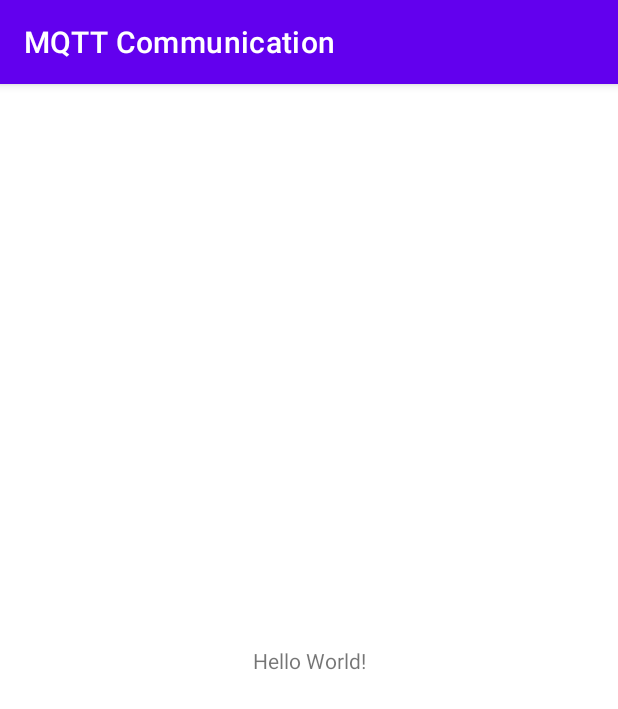
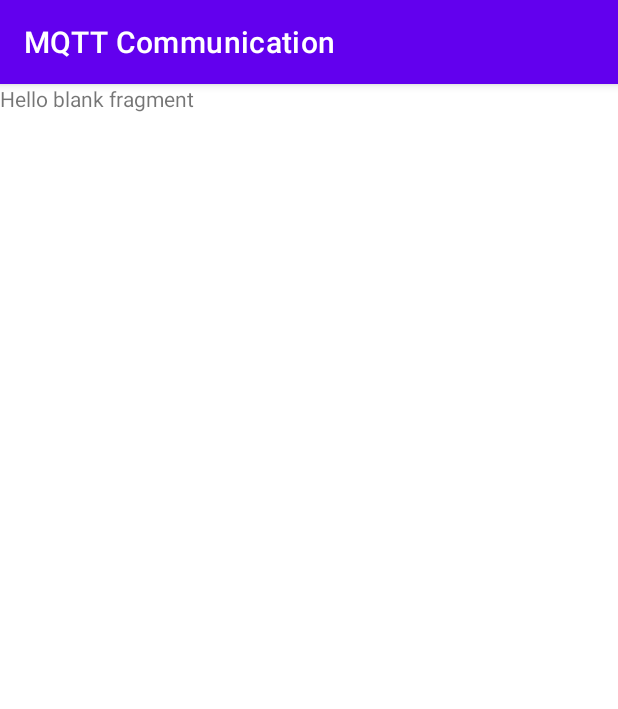
Before and after one commit to ranitraj/MqttClient, an Android app: the screen it shows after launch (MainActivity), on a phone screen of 412 x 824 dp. Shown: the top 709 px of the screen. Run offline under Robolectric (Android 15) with nearby library versions, the phone set to English and light mode, and no system bars; our stand-ins replace data binding.

Commit message:
Adding & Implementing MainActivity Contract methods

```diff
--- /dev/null
+++ b/app/src/main/java/com/android/ranit/mqttcommunication/contract/MainActivityContract.java
@@ -0,0 +1,9 @@
+package com.android.ranit.mqttcommunication.contract;
+
+public interface MainActivityContract {
+    // View (To be implemented by MainActivity)
+    interface View {
+        void launchConnectFragment();
+        void launchClientFragment();
+    }
+}
--- a/app/src/main/java/com/android/ranit/mqttcommunication/view/activity/MainActivity.java
+++ b/app/src/main/java/com/android/ranit/mqttcommunication/view/activity/MainActivity.java
@@ -1,16 +1,42 @@
 package com.android.ranit.mqttcommunication.view.activity;
 
 import androidx.appcompat.app.AppCompatActivity;
+import androidx.databinding.DataBindingUtil;
 
 import android.os.Bundle;
+import android.util.Log;
 
 import com.android.ranit.mqttcommunication.R;
+import com.android.ranit.mqttcommunication.contract.MainActivityContract;
+import com.android.ranit.mqttcommunication.databinding.ActivityMainBinding;
+import com.android.ranit.mqttcommunication.view.fragment.ClientFragment;
+import com.android.ranit.mqttcommunication.view.fragment.ConnectFragment;
 
-public class MainActivity extends AppCompatActivity {
+public class MainActivity extends AppCompatActivity implements MainActivityContract.View {
+    private static final String TAG = MainActivity.class.getSimpleName();
+
+    private ActivityMainBinding mBinding;
 
     @Override
     protected void onCreate(Bundle savedInstanceState) {
         super.onCreate(savedInstanceState);
-        setContentView(R.layout.activity_main);
+        mBinding = DataBindingUtil.setContentView(this, R.layout.activity_main);
+        launchConnectFragment();
+    }
+
+    @Override
+    public void launchConnectFragment() {
+        Log.d(TAG, "launchConnectFragment() called");
+        getSupportFragmentManager().beginTransaction()
+                .replace(R.id.layoutFragmentContainer, ConnectFragment.class, null)
+                .commit();
+    }
+
+    @Override
+    public void launchClientFragment() {
+        Log.d(TAG, "launchClientFragment() called");
+        getSupportFragmentManager().beginTransaction()
+                .replace(R.id.layoutFragmentContainer, ClientFragment.class, null)
+                .commit();
     }
 }
--- a/app/src/main/java/com/android/ranit/mqttcommunication/view/fragment/ClientFragment.java
+++ b/app/src/main/java/com/android/ranit/mqttcommunication/view/fragment/ClientFragment.java
@@ -11,6 +11,7 @@ import android.view.ViewGroup;
 import com.android.ranit.mqttcommunication.R;
 
 public class ClientFragment extends Fragment {
+    public static final String TAG = ClientFragment.class.getSimpleName();
 
     public ClientFragment() {
         // Required empty public constructor
--- a/app/src/main/java/com/android/ranit/mqttcommunication/view/fragment/ConnectFragment.java
+++ b/app/src/main/java/com/android/ranit/mqttcommunication/view/fragment/ConnectFragment.java
@@ -11,6 +11,8 @@ import android.view.ViewGroup;
 import com.android.ranit.mqttcommunication.R;
 
 public class ConnectFragment extends Fragment {
+    public static final String TAG = ConnectFragment.class.getSimpleName();
+
     public ConnectFragment() {
         // Required empty public constructor
     }
--- a/app/src/main/res/layout/activity_main.xml
+++ b/app/src/main/res/layout/activity_main.xml
@@ -1,18 +1,16 @@
-<?xml version="1.0" encoding="utf-8"?>
-<androidx.constraintlayout.widget.ConstraintLayout xmlns:android="http://schemas.android.com/apk/res/android"
-    xmlns:app="http://schemas.android.com/apk/res-auto"
-    xmlns:tools="http://schemas.android.com/tools"
-    android:layout_width="match_parent"
-    android:layout_height="match_parent"
-    tools:context=".view.activity.MainActivity">
+<layout>
+    <LinearLayout
+        xmlns:android="http://schemas.android.com/apk/res/android"
+        xmlns:tools="http://schemas.android.com/tools"
+        android:orientation="vertical"
+        android:layout_width="match_parent"
+        android:layout_height="match_parent"
+        tools:context=".view.activity.MainActivity">
 
-    <TextView
-        android:layout_width="wrap_content"
-        android:layout_height="wrap_content"
-        android:text="Hello World!"
-        app:layout_constraintBottom_toBottomOf="parent"
-        app:layout_constraintLeft_toLeftOf="parent"
-        app:layout_constraintRight_toRightOf="parent"
-        app:layout_constraintTop_toTopOf="parent" />
+        <FrameLayout
+            android:id="@+id/layoutFragmentContainer"
+            android:layout_width="match_parent"
+            android:layout_height="match_parent" />
 
-</androidx.constraintlayout.widget.ConstraintLayout>
+    </LinearLayout>
+</layout>
```
